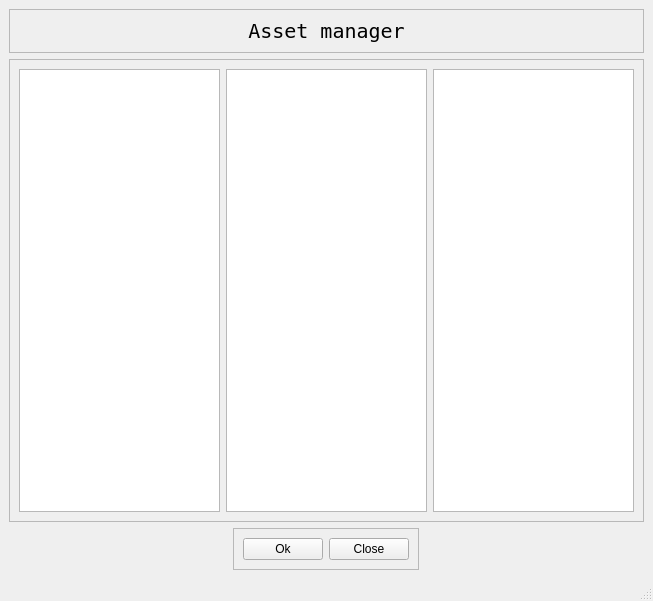
The window that python/abspipeline/ui/qt/browser.ui (Blue-Silvers/FatePipe) describes before a commit, drawn with Qt 5.
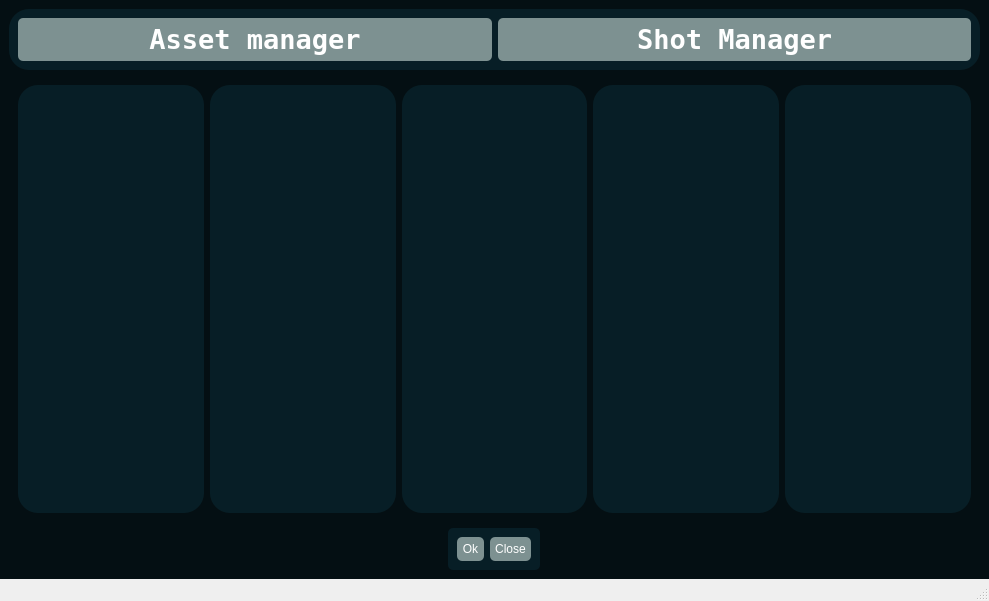
The same window after the commit.

Commit message: [Add] Asset and shot navigation in ui

Diff of the .ui file:
```diff
--- a/python/abspipeline/ui/qt/browser.ui
+++ b/python/abspipeline/ui/qt/browser.ui
@@ -6,7 +6,7 @@
    <rect>
     <x>0</x>
     <y>0</y>
-    <width>653</width>
+    <width>989</width>
     <height>601</height>
    </rect>
   </property>
@@ -14,8 +14,72 @@
    <string>MainWindow</string>
   </property>
   <widget class="QWidget" name="centralwidget">
+   <property name="styleSheet">
+    <string notr="true">*{
+border: none;
+background-color: transparent;
+color: #fff;
+}
+
+#centralwidget{
+background-color: #040f13;
+}
+
+QListWidget{
+background-color: #071e26;
+border-radius: 20px;
+}
+
+#frame_2{
+background-color: #071e26;
+border-radius: 20px;
+}
+#frame_3{
+background-color: #071e26;
+border-radius: 5px;
+}
+
+
+QPushButton{
+padding: 5px;
+background-color: #7D9191;
+border-radius: 5px;
+}
+
+#MainBody{
+background-color: #071e26;
+border-radius: 10px;
+}</string>
+   </property>
    <layout class="QGridLayout" name="gridLayout">
-    <item row="2" column="0" alignment="Qt::AlignmentFlag::AlignHCenter">
+    <item row="2" column="0">
+     <widget class="QFrame" name="frame">
+      <property name="frameShape">
+       <enum>QFrame::Shape::StyledPanel</enum>
+      </property>
+      <property name="frameShadow">
+       <enum>QFrame::Shadow::Raised</enum>
+      </property>
+      <layout class="QHBoxLayout" name="horizontalLayout">
+       <item>
+        <widget class="QListWidget" name="lw_asset_type"/>
+       </item>
+       <item>
+        <widget class="QListWidget" name="lw_asset_name"/>
+       </item>
+       <item>
+        <widget class="QListWidget" name="lw_asset_task"/>
+       </item>
+       <item>
+        <widget class="QListWidget" name="lw_asset_version"/>
+       </item>
+       <item>
+        <widget class="QListWidget" name="lw_asset_item"/>
+       </item>
+      </layout>
+     </widget>
+    </item>
+    <item row="3" column="0" alignment="Qt::AlignmentFlag::AlignHCenter">
      <widget class="QFrame" name="frame_3">
       <property name="frameShape">
        <enum>QFrame::Shape::StyledPanel</enum>
@@ -41,7 +105,7 @@
       </layout>
      </widget>
     </item>
-    <item row="0" column="0">
+    <item row="1" column="0">
      <widget class="QFrame" name="frame_2">
       <property name="frameShape">
        <enum>QFrame::Shape::StyledPanel</enum>
@@ -50,46 +114,43 @@
        <enum>QFrame::Shadow::Raised</enum>
       </property>
       <layout class="QGridLayout" name="gridLayout_2">
+       <item row="0" column="1">
+        <widget class="QPushButton" name="pb_shot">
+         <property name="font">
+          <font>
+           <family>Terminal</family>
+           <pointsize>20</pointsize>
+           <italic>false</italic>
+           <bold>true</bold>
+           <underline>false</underline>
+           <strikeout>false</strikeout>
+          </font>
+         </property>
+         <property name="text">
+          <string>Shot Manager</string>
+         </property>
+        </widget>
+       </item>
        <item row="0" column="0">
-        <widget class="QLabel" name="label">
+        <widget class="QPushButton" name="pb_asset">
          <property name="font">
           <font>
            <family>Terminal</family>
-           <pointsize>15</pointsize>
+           <pointsize>20</pointsize>
+           <italic>false</italic>
+           <bold>true</bold>
+           <underline>false</underline>
+           <strikeout>false</strikeout>
           </font>
          </property>
          <property name="text">
           <string>Asset manager</string>
          </property>
-         <property name="alignment">
-          <set>Qt::AlignmentFlag::AlignCenter</set>
-         </property>
         </widget>
        </item>
       </layout>
      </widget>
     </item>
-    <item row="1" column="0">
-     <widget class="QFrame" name="frame">
-      <property name="frameShape">
-       <enum>QFrame::Shape::StyledPanel</enum>
-      </property>
-      <property name="frameShadow">
-       <enum>QFrame::Shadow::Raised</enum>
-      </property>
-      <layout class="QHBoxLayout" name="horizontalLayout">
-       <item>
-        <widget class="QListWidget" name="lw_asset_type"/>
-       </item>
-       <item>
-        <widget class="QListWidget" name="lw_asset_name"/>
-       </item>
-       <item>
-        <widget class="QListWidget" name="lw_asset_task"/>
-       </item>
-      </layout>
-     </widget>
-    </item>
    </layout>
   </widget>
   <widget class="QMenuBar" name="menubar">
```
Left out of the diff: 2 changed lines with no effect on the pictures. The commit also changes 5 other files.
